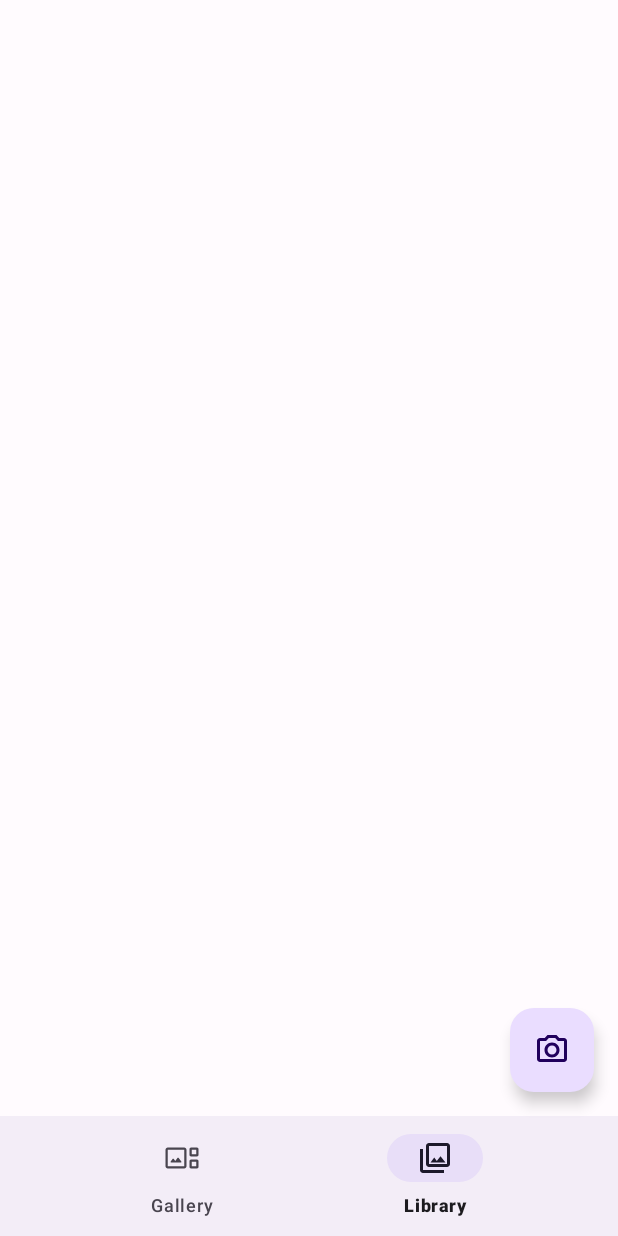
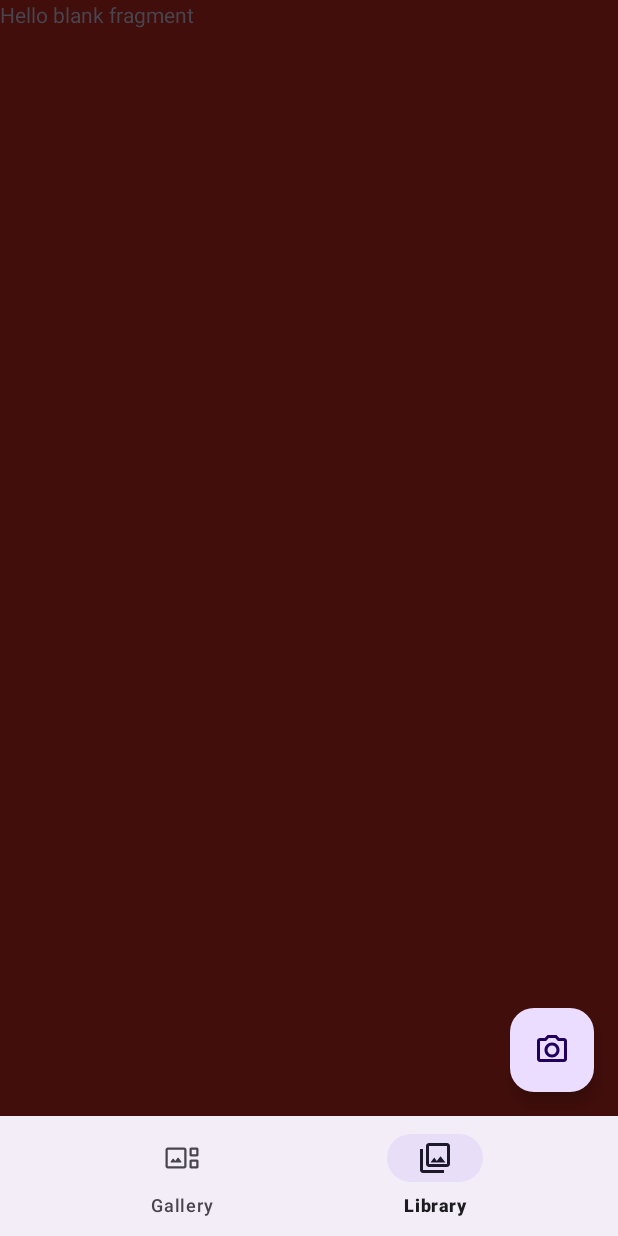
Before and after one commit to Priyanshu16003/ImageClassifier, an Android app: the screen it shows after launch (MainActivity), item 2 of the bottom bar chosen, on a phone screen of 412 x 824 dp. Run offline under Robolectric (Android 15) with nearby library versions, the light colour scheme and no system bars; our stand-ins replace navigation-ui.

Commit message:
second comit

```diff
--- /dev/null
+++ b/app/src/main/java/com/sap/imageclassifier/GalleryFragment.kt
@@ -0,0 +1,59 @@
+package com.sap.imageclassifier
+
+import android.os.Bundle
+import androidx.fragment.app.Fragment
+import android.view.LayoutInflater
+import android.view.View
+import android.view.ViewGroup
+
+// TODO: Rename parameter arguments, choose names that match
+// the fragment initialization parameters, e.g. ARG_ITEM_NUMBER
+private const val ARG_PARAM1 = "param1"
+private const val ARG_PARAM2 = "param2"
+
+/**
+ * A simple [Fragment] subclass.
+ * Use the [GalleryFragment.newInstance] factory method to
+ * create an instance of this fragment.
+ */
+class GalleryFragment : Fragment() {
+    // TODO: Rename and change types of parameters
+    private var param1: String? = null
+    private var param2: String? = null
+
+    override fun onCreate(savedInstanceState: Bundle?) {
+        super.onCreate(savedInstanceState)
+        arguments?.let {
+            param1 = it.getString(ARG_PARAM1)
+            param2 = it.getString(ARG_PARAM2)
+        }
+    }
+
+    override fun onCreateView(
+        inflater: LayoutInflater, container: ViewGroup?,
+        savedInstanceState: Bundle?
+    ): View? {
+        // Inflate the layout for this fragment
+        return inflater.inflate(R.layout.fragment_gallery, container, false)
+    }
+
+    companion object {
+        /**
+         * Use this factory method to create a new instance of
+         * this fragment using the provided parameters.
+         *
+         * @param param1 Parameter 1.
+         * @param param2 Parameter 2.
+         * @return A new instance of fragment GalleryFragment.
+         */
+        // TODO: Rename and change types and number of parameters
+        @JvmStatic
+        fun newInstance(param1: String, param2: String) =
+            GalleryFragment().apply {
+                arguments = Bundle().apply {
+                    putString(ARG_PARAM1, param1)
+                    putString(ARG_PARAM2, param2)
+                }
+            }
+    }
+}
--- /dev/null
+++ b/app/src/main/java/com/sap/imageclassifier/LibraryFragment.kt
@@ -0,0 +1,59 @@
+package com.sap.imageclassifier
+
+import android.os.Bundle
+import androidx.fragment.app.Fragment
+import android.view.LayoutInflater
+import android.view.View
+import android.view.ViewGroup
+
+// TODO: Rename parameter arguments, choose names that match
+// the fragment initialization parameters, e.g. ARG_ITEM_NUMBER
+private const val ARG_PARAM1 = "param1"
+private const val ARG_PARAM2 = "param2"
+
+/**
+ * A simple [Fragment] subclass.
+ * Use the [LibraryFragment.newInstance] factory method to
+ * create an instance of this fragment.
+ */
+class LibraryFragment : Fragment() {
+    // TODO: Rename and change types of parameters
+    private var param1: String? = null
+    private var param2: String? = null
+
+    override fun onCreate(savedInstanceState: Bundle?) {
+        super.onCreate(savedInstanceState)
+        arguments?.let {
+            param1 = it.getString(ARG_PARAM1)
+            param2 = it.getString(ARG_PARAM2)
+        }
+    }
+
+    override fun onCreateView(
+        inflater: LayoutInflater, container: ViewGroup?,
+        savedInstanceState: Bundle?
+    ): View? {
+        // Inflate the layout for this fragment
+        return inflater.inflate(R.layout.fragment_library, container, false)
+    }
+
+    companion object {
+        /**
+         * Use this factory method to create a new instance of
+         * this fragment using the provided parameters.
+         *
+         * @param param1 Parameter 1.
+         * @param param2 Parameter 2.
+         * @return A new instance of fragment LibraryFragment.
+         */
+        // TODO: Rename and change types and number of parameters
+        @JvmStatic
+        fun newInstance(param1: String, param2: String) =
+            LibraryFragment().apply {
+                arguments = Bundle().apply {
+                    putString(ARG_PARAM1, param1)
+                    putString(ARG_PARAM2, param2)
+                }
+            }
+    }
+}
--- a/app/src/main/java/com/sap/imageclassifier/MainActivity.kt
+++ b/app/src/main/java/com/sap/imageclassifier/MainActivity.kt
@@ -11,6 +11,7 @@ import androidx.navigation.ui.navigateUp
 import androidx.navigation.ui.setupActionBarWithNavController
 import android.view.Menu
 import android.view.MenuItem
+import androidx.fragment.app.Fragment
 import com.sap.imageclassifier.camera.CameraActivity
 import com.sap.imageclassifier.databinding.ActivityMainBinding
 
@@ -18,12 +19,14 @@ class MainActivity : AppCompatActivity() {
 
     private lateinit var binding: ActivityMainBinding
 
+
     override fun onCreate(savedInstanceState: Bundle?) {
         WindowCompat.setDecorFitsSystemWindows(window, false)
         super.onCreate(savedInstanceState)
 
         binding = ActivityMainBinding.inflate(layoutInflater)
         setContentView(binding.root)
+        replaceFragment(GalleryFragment())
 
 
         //Manish patil
@@ -33,5 +36,25 @@ class MainActivity : AppCompatActivity() {
             startActivity(intent)
         }
 
+        binding.bottomNavigationBar.setOnItemSelectedListener {
+           when(it.itemId){
+
+               R.id.galleryFragment -> replaceFragment(GalleryFragment())
+               R.id.libraryFragment -> replaceFragment(LibraryFragment())
+
+               else ->{
+
+               }
+
+           }
+            true
+        }
+
+    }
+    private fun replaceFragment(fragment: Fragment){
+        val fragmentManager = supportFragmentManager
+        val fragmentTransaction = fragmentManager.beginTransaction()
+        fragmentTransaction.replace(R.id.frame_layout,fragment)
+        fragmentTransaction.commit()
     }
 }
--- a/app/src/main/java/com/sap/imageclassifier/camera/CameraActivity.kt
+++ b/app/src/main/java/com/sap/imageclassifier/camera/CameraActivity.kt
@@ -2,6 +2,7 @@ package com.sap.imageclassifier.camera
 
 import android.Manifest
 import android.content.ContentValues
+import android.content.Intent
 import android.content.pm.PackageManager
 import android.media.MediaPlayer
 import android.os.Build
@@ -92,6 +93,7 @@ class CameraActivity : AppCompatActivity() {
             object : ImageCapture.OnImageSavedCallback {
                 override fun onError(exc: ImageCaptureException) {
                     Log.e(TAG, "Photo capture failed: ${exc.message}", exc)
+
                 }
 
                 override fun
--- a/app/src/main/res/layout/activity_camera.xml
+++ b/app/src/main/res/layout/activity_camera.xml
@@ -13,6 +13,7 @@
 
     <com.google.android.material.floatingactionbutton.FloatingActionButton
         android:id="@+id/image_capture_button"
+
         android:layout_margin="16dp"
         android:clickable="true"
         app:srcCompat="@drawable/outline_photo_camera_24"
--- a/app/src/main/res/layout/activity_main.xml
+++ b/app/src/main/res/layout/activity_main.xml
@@ -8,7 +8,14 @@
     tools:context=".MainActivity">
 
 
-
+    <FrameLayout
+        android:id="@+id/frame_layout"
+        android:layout_width="0dp"
+        android:layout_height="0dp"
+        app:layout_constraintBottom_toTopOf="@+id/bottom_navigation_bar"
+        app:layout_constraintEnd_toEndOf="parent"
+        app:layout_constraintStart_toStartOf="parent"
+        app:layout_constraintTop_toTopOf="parent"/>
 
     <com.google.android.material.bottomnavigation.BottomNavigationView
         android:id="@+id/bottom_navigation_bar"
@@ -16,6 +23,7 @@
         android:layout_height="0dp"
         app:layout_constraintBottom_toBottomOf="parent"
         app:layout_constraintEnd_toEndOf="parent"
+        app:layout_constraintHorizontal_bias="1.0"
         app:layout_constraintStart_toStartOf="parent"
         app:menu="@menu/bottom_nav_menu" />
 
--- /dev/null
+++ b/app/src/main/res/layout/fragment_library.xml
@@ -0,0 +1,15 @@
+<?xml version="1.0" encoding="utf-8"?>
+<FrameLayout xmlns:android="http://schemas.android.com/apk/res/android"
+    xmlns:tools="http://schemas.android.com/tools"
+    android:layout_width="match_parent"
+    android:layout_height="match_parent"
+    android:background="#410E0B"
+    tools:context=".LibraryFragment">
+
+    <!-- TODO: Update blank fragment layout -->
+    <TextView
+        android:layout_width="match_parent"
+        android:layout_height="match_parent"
+        android:text="@string/hello_blank_fragment" />
+
+</FrameLayout>
--- a/app/src/main/res/menu/bottom_nav_menu.xml
+++ b/app/src/main/res/menu/bottom_nav_menu.xml
@@ -2,12 +2,12 @@
 <menu xmlns:android="http://schemas.android.com/apk/res/android">
 
     <item
-        android:id="@+id/homeFragment"
+        android:id="@+id/galleryFragment"
         android:icon="@drawable/gallery_thumbnail"
         android:title="@string/gallery"/>
 
     <item
-        android:id="@+id/upcomingDutyFragment"
+        android:id="@+id/libraryFragment"
         android:icon="@drawable/outline_photo_library_24"
         android:title="@string/library"/>
 
--- a/app/src/main/res/values/strings.xml
+++ b/app/src/main/res/values/strings.xml
@@ -4,4 +4,7 @@
 
     <string name="gallery">Gallery</string>
     <string name="library">Library</string>
+    <!-- TODO: Remove or change this placeholder text -->
+    <string name="hello_blank_fragment">Hello blank fragment</string>
+    <string name="gallerya">Gallery/</string>
 </resources>
```
Also changed, not shown: app/src/main/res/layout/fragment_gallery.xml (added, +15 -0 lines).
